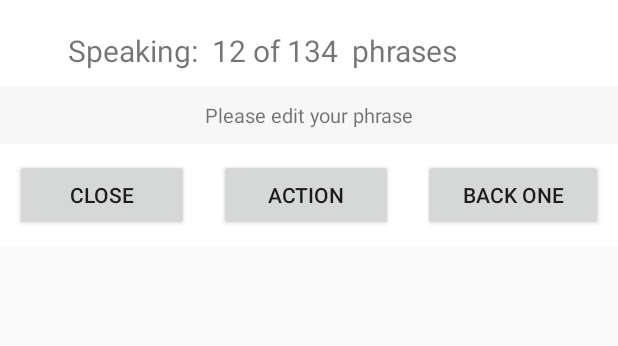
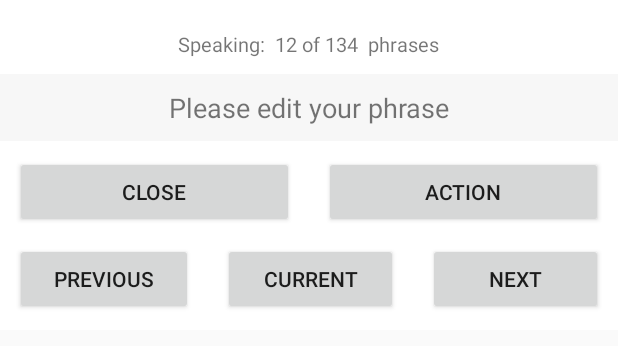
Before and after one commit to manangatangy/odile, an Android app: the layout fragment_talk.xml on its own in the app's theme, with its tools: preview values and no code run, on a phone screen of 412 x 824 dp. Shown: the top 346 px of the screen. Run offline under Robolectric (Android 15) with nearby library versions, the phone set to English and light mode, and no system bars.

Commit message:
implement prev/current/next

```diff
--- a/Odile/app/src/main/java/com/wolfie/odile/talker/TalkService.java
+++ b/Odile/app/src/main/java/com/wolfie/odile/talker/TalkService.java
@@ -86,14 +86,16 @@ public class TalkService extends Service {
             Command.SPEAK,
             Command.PAUSE,
             Command.REPEAT,
-            Command.BACK1,
+            Command.PREVIOUS,
+            Command.NEXT
     })
     public @interface Command {
         int RESET = 0;
         int SPEAK = 1;
         int PAUSE = 2;
         int REPEAT = 3;     // Repeat step that is currently speaking.
-        int BACK1 = 4;      // Speak the previous step.
+        int PREVIOUS = 4;   // Back one phrase.
+        int NEXT = 6;       // Forward one phrase.
     }
 
 }
--- a/Odile/app/src/main/res/layout/fragment_talk.xml
+++ b/Odile/app/src/main/res/layout/fragment_talk.xml
@@ -11,17 +11,21 @@
 
     <LinearLayout
         android:paddingTop="20dp"
-        android:paddingStart="45dp"
         android:paddingBottom="10dp"
         android:layout_width="match_parent"
         android:layout_height="wrap_content"
         android:orientation="horizontal"
         >
         <TextView
+            android:layout_width="wrap_content"
+            android:layout_height="match_parent"
+            android:layout_weight="1"
+            />
+        <TextView
             android:id="@+id/text_title"
             android:layout_width="wrap_content"
             android:layout_height="match_parent"
-            android:textSize="20sp"
+            android:textSize="13sp"
             tools:text="Speaking:  "
             />
 
@@ -29,8 +33,13 @@
             android:id="@+id/text_sub_title"
             android:layout_width="wrap_content"
             android:layout_height="match_parent"
-            android:textSize="20sp"
+            android:textSize="13sp"
             tools:text="12 of 134  phrases"
+            />
+        <TextView
+            android:layout_width="wrap_content"
+            android:layout_height="match_parent"
+            android:layout_weight="1"
             />
     </LinearLayout>
 
@@ -42,7 +51,7 @@
         android:gravity="center"
         android:paddingTop="10dp"
         android:paddingBottom="10dp"
-        android:textSize="13sp"
+        android:textSize="18sp"
         android:background="@color/edit_item_body"
         tools:text="Please edit your phrase"
         />
@@ -80,7 +89,57 @@
             android:layout_weight="1"
             android:layout_marginLeft="10dp"
             android:layout_marginRight="10dp"
+            android:visibility="gone"
             android:text="Back one" />
+    </LinearLayout>
+
+    <TextView
+        android:id="@+id/label"
+        android:layout_width="wrap_content"
+        android:layout_height="wrap_content"
+        android:layout_gravity="center"
+        android:gravity="center"
+        android:paddingTop="10dp"
+        android:paddingBottom="4dp"
+        android:textSize="14sp"
+        android:text="Paused commands"
+        android:visibility="gone"
+        />
+
+    <LinearLayout
+        android:paddingBottom="10dp"
+        android:layout_width="match_parent"
+        android:layout_height="wrap_content"
+        android:orientation="horizontal"
+        >
+        <Button
+            android:id="@+id/button_4"
+            android:layout_width="wrap_content"
+            android:layout_height="wrap_content"
+            android:layout_weight="1"
+            android:layout_marginLeft="10dp"
+            android:layout_marginRight="10dp"
+            tools:visibility="visible"
+            android:text="Previous" />
+
+        <Button
+            android:id="@+id/button_5"
+            android:layout_width="wrap_content"
+            android:layout_height="wrap_content"
+            android:layout_weight="1"
+            android:layout_marginLeft="10dp"
+            android:layout_marginRight="10dp"
+            tools:visibility="visible"
+            android:text="Current" />
+
+        <Button
+            android:id="@+id/button_6"
+            android:layout_width="wrap_content"
+            android:layout_height="wrap_content"
+            android:layout_weight="1"
+            android:layout_marginLeft="10dp"
+            android:layout_marginRight="10dp"
+            android:text="Next" />
     </LinearLayout>
 
     <TextView
```
Also changed, not shown: Odile/app/src/main/java/com/wolfie/odile/presenter/TalkPresenter.java (+38 -10 lines), Odile/app/src/main/java/com/wolfie/odile/talker/Stepper.java (+91 -53 lines), Odile/app/src/main/java/com/wolfie/odile/talker/TalkThread.java (+106 -65 lines), Odile/app/src/main/java/com/wolfie/odile/talker/TextToSpeechManager.java (+4 -13 lines), Odile/app/src/main/java/com/wolfie/odile/view/fragment/TalkFragment.java (+60 -0 lines).
